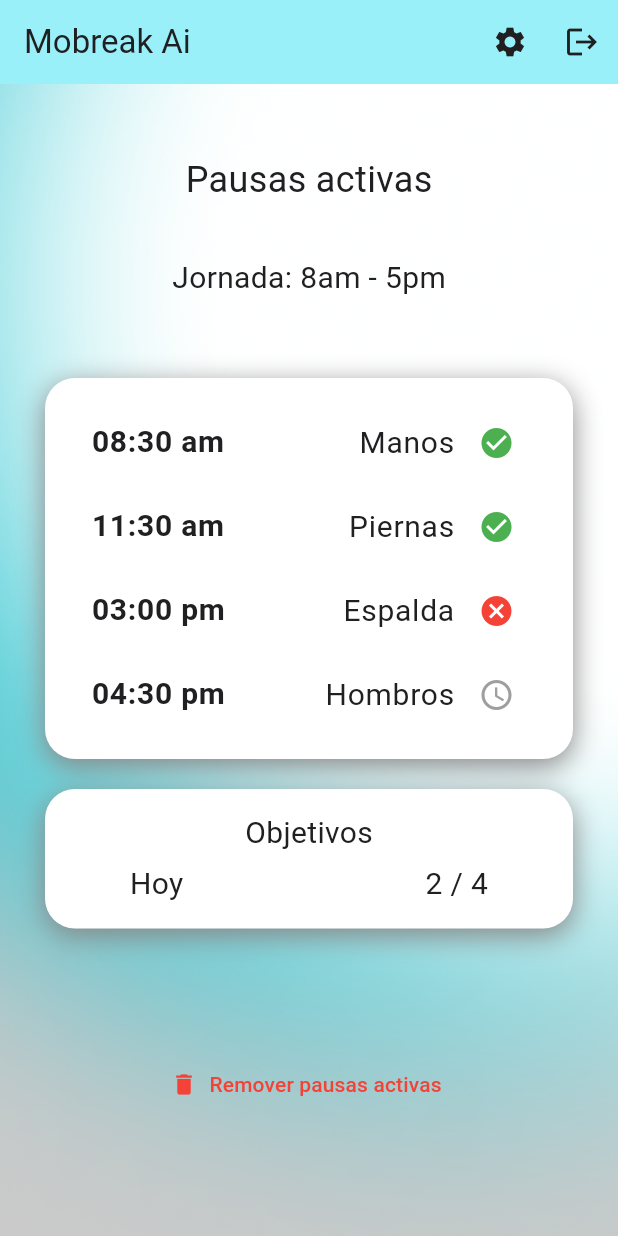
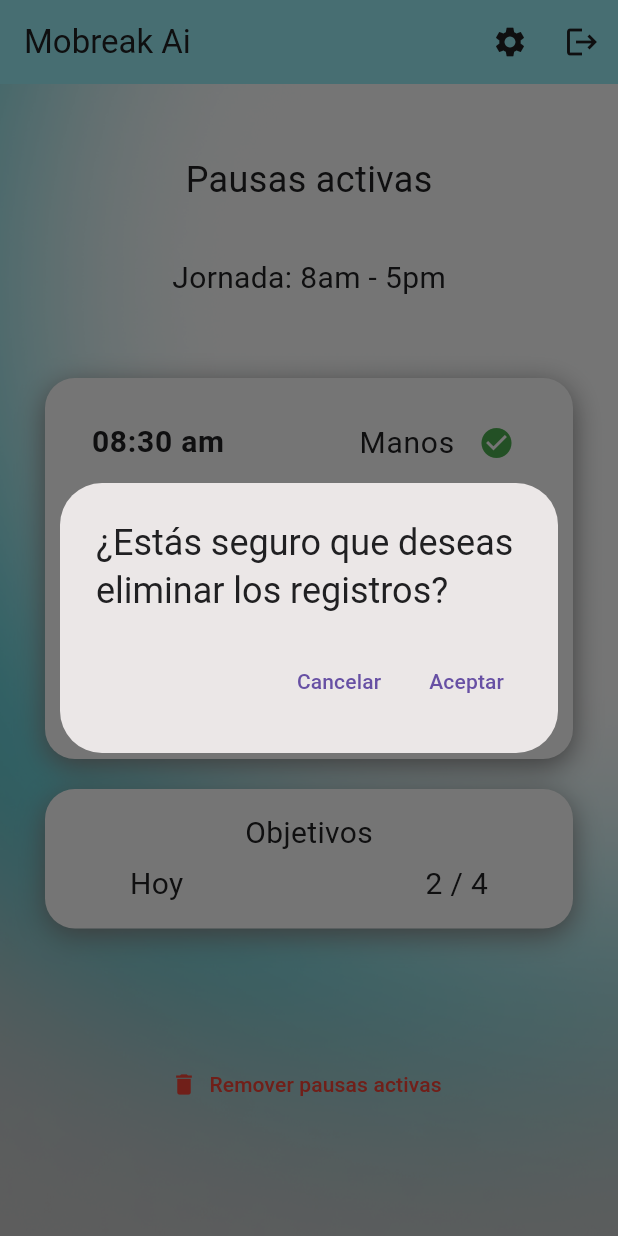
Before and after one commit to galindojhorman/mobreakai-mobil, a Flutter app: the ActiveBreaksListScreen screen opened by its route, after a tap on "Remover pausas activas", on a phone screen of 412 x 824 dp. Run offline on Flutter 3.47's test engine with Material 3 defaults, Android fonts, the phone set to English and light mode, and no system bars.

Commit message:
feat: 🎸 add confirmation dialog for removing active breaks and define dialog color

```diff
--- a/lib/screens/active_breaks.dart
+++ b/lib/screens/active_breaks.dart
@@ -90,7 +90,7 @@
             // Botón de remover pausas activas
             TextButton.icon(
               onPressed: () {
-                // Acción para eliminar pausas
+                _showConfirmationDialog(context);
               },
               icon: const Icon(Icons.delete, color: Colors.red),
               label: const Text(
@@ -133,3 +133,33 @@
     );
   }
 }
+
+Future<void> _showConfirmationDialog(BuildContext context) async {
+  return showDialog<void>(
+    context: context,
+    barrierDismissible: false,
+    builder: (BuildContext context) {
+      return AlertDialog(
+        backgroundColor: AppColors.dialog,
+        title: const Text(
+          '¿Estás seguro que deseas eliminar los registros?',
+          style: TextStyle(color: AppColors.main, fontSize: 24),
+        ),
+        actions: <Widget>[
+          TextButton(
+            child: const Text('Cancelar'),
+            onPressed: () {
+              Navigator.of(context).pop();
+            },
+          ),
+          TextButton(
+            child: const Text('Aceptar'),
+            onPressed: () {
+              // TODO: Navegar a lista vacias
+            },
+          ),
+        ],
+      );
+    },
+  );
+}
--- a/lib/utils/colors.dart
+++ b/lib/utils/colors.dart
@@ -7,4 +7,5 @@
   static const Color mainText = Color(0xFF00747C);
   static const Color alternate = Color(0xFF878787);
   static const Color banner = Color(0xFF9AF0F9);
+  static const Color dialog = Color(0xFFEBE7E7);
 }
```
